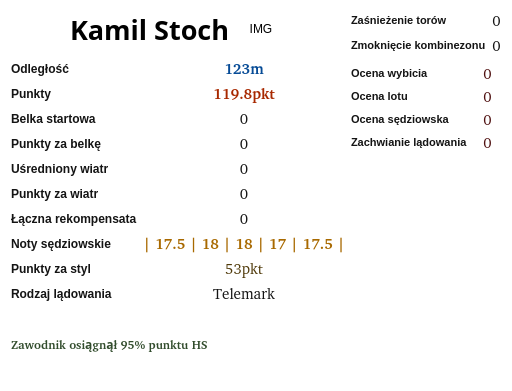
This is source/UI/ResultsShowing/JumpDataDetailedInfoWindow.ui in SiekamCebule/sj-sim as Qt 5 draws it before an edit. The edited form follows.
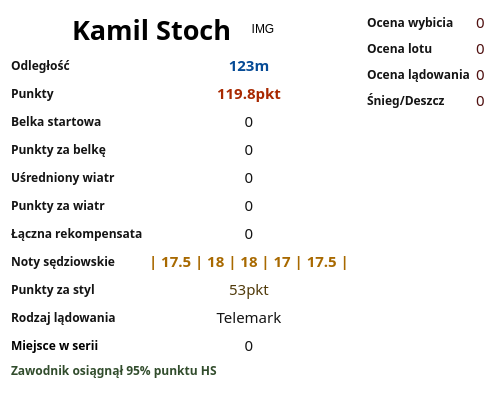
This is the edited form.

What changed in the file:
```diff
--- a/source/UI/ResultsShowing/JumpDataDetailedInfoWindow.ui
+++ b/source/UI/ResultsShowing/JumpDataDetailedInfoWindow.ui
@@ -6,8 +6,8 @@
    <rect>
     <x>0</x>
     <y>0</y>
-    <width>485</width>
-    <height>391</height>
+    <width>496</width>
+    <height>418</height>
    </rect>
   </property>
   <property name="sizePolicy">
@@ -126,6 +126,7 @@
         <widget class="QLabel" name="label_3">
          <property name="font">
           <font>
+           <family>Quicksand</family>
            <pointsize>9</pointsize>
            <bold>true</bold>
           </font>
@@ -142,7 +143,7 @@
         <widget class="QLabel" name="label_distance">
          <property name="font">
           <font>
-           <family>Quicksand [PfEd]</family>
+           <family>Quicksand Medium</family>
            <pointsize>11</pointsize>
            <bold>true</bold>
           </font>
@@ -162,6 +163,7 @@
         <widget class="QLabel" name="label_4">
          <property name="font">
           <font>
+           <family>Quicksand</family>
            <pointsize>9</pointsize>
            <bold>true</bold>
           </font>
@@ -178,7 +180,7 @@
         <widget class="QLabel" name="label_points">
          <property name="font">
           <font>
-           <family>Quicksand [PfEd]</family>
+           <family>Quicksand Medium</family>
            <pointsize>11</pointsize>
            <bold>true</bold>
           </font>
@@ -198,6 +200,7 @@
         <widget class="QLabel" name="label_5">
          <property name="font">
           <font>
+           <family>Quicksand</family>
            <pointsize>9</pointsize>
            <bold>true</bold>
           </font>
@@ -214,7 +217,7 @@
         <widget class="QLabel" name="label_gate">
          <property name="font">
           <font>
-           <family>Quicksand [PfEd]</family>
+           <family>Quicksand Medium</family>
            <pointsize>11</pointsize>
            <bold>false</bold>
           </font>
@@ -234,6 +237,7 @@
         <widget class="QLabel" name="label_6">
          <property name="font">
           <font>
+           <family>Quicksand</family>
            <pointsize>9</pointsize>
            <bold>true</bold>
           </font>
@@ -250,7 +254,7 @@
         <widget class="QLabel" name="label_gatePoints">
          <property name="font">
           <font>
-           <family>Quicksand [PfEd]</family>
+           <family>Quicksand Medium</family>
            <pointsize>11</pointsize>
            <bold>false</bold>
           </font>
@@ -270,6 +274,7 @@
         <widget class="QLabel" name="label_7">
          <property name="font">
           <font>
+           <family>Quicksand</family>
            <pointsize>9</pointsize>
            <bold>true</bold>
           </font>
@@ -286,7 +291,7 @@
         <widget class="QLabel" name="label_averageWind">
          <property name="font">
           <font>
-           <family>Quicksand [PfEd]</family>
+           <family>Quicksand Medium</family>
            <pointsize>11</pointsize>
            <bold>false</bold>
           </font>
@@ -306,6 +311,7 @@
         <widget class="QLabel" name="label_8">
          <property name="font">
           <font>
+           <family>Quicksand</family>
            <pointsize>9</pointsize>
            <bold>true</bold>
           </font>
@@ -322,7 +328,7 @@
         <widget class="QLabel" name="label_windPoints">
          <property name="font">
           <font>
-           <family>Quicksand [PfEd]</family>
+           <family>Quicksand Medium</family>
            <pointsize>11</pointsize>
            <bold>false</bold>
           </font>
@@ -342,6 +348,7 @@
         <widget class="QLabel" name="label_15">
          <property name="font">
           <font>
+           <family>Quicksand</family>
            <pointsize>9</pointsize>
            <bold>true</bold>
           </font>
@@ -358,7 +365,7 @@
         <widget class="QLabel" name="label_totalCompensation">
          <property name="font">
           <font>
-           <family>Quicksand [PfEd]</family>
+           <family>Quicksand Medium</family>
            <pointsize>11</pointsize>
            <bold>false</bold>
           </font>
@@ -378,6 +385,7 @@
         <widget class="QLabel" name="label">
          <property name="font">
           <font>
+           <family>Quicksand</family>
            <pointsize>9</pointsize>
            <bold>true</bold>
           </font>
@@ -394,7 +402,7 @@
         <widget class="QLabel" name="label_judges">
          <property name="font">
           <font>
-           <family>Quicksand [PfEd]</family>
+           <family>Quicksand Medium</family>
            <pointsize>11</pointsize>
            <bold>true</bold>
           </font>
@@ -410,46 +418,11 @@
          </property>
         </widget>
        </item>
-       <item row="9" column="0">
-        <widget class="QLabel" name="label_2">
-         <property name="font">
-          <font>
-           <pointsize>9</pointsize>
-           <bold>true</bold>
-          </font>
-         </property>
-         <property name="styleSheet">
-          <string notr="true">color: rgb(20, 20, 20);</string>
-         </property>
-         <property name="text">
-          <string>Rodzaj lądowania</string>
-         </property>
-        </widget>
-       </item>
-       <item row="9" column="1">
-        <widget class="QLabel" name="label_landingType">
-         <property name="font">
-          <font>
-           <family>Quicksand [PfEd]</family>
-           <pointsize>11</pointsize>
-           <bold>false</bold>
-          </font>
-         </property>
-         <property name="styleSheet">
-          <string notr="true">color: rgb(20, 20, 20);</string>
-         </property>
-         <property name="text">
-          <string>Telemark</string>
-         </property>
-         <property name="alignment">
-          <set>Qt::AlignCenter</set>
-         </property>
-        </widget>
-       </item>
        <item row="8" column="0">
         <widget class="QLabel" name="label_10">
          <property name="font">
           <font>
+           <family>Quicksand</family>
            <pointsize>9</pointsize>
            <bold>true</bold>
           </font>
@@ -466,7 +439,7 @@
         <widget class="QLabel" name="label_judgesPoints">
          <property name="font">
           <font>
-           <family>Quicksand [PfEd]</family>
+           <family>Quicksand Medium</family>
            <pointsize>11</pointsize>
           </font>
          </property>
@@ -481,13 +454,86 @@
          </property>
         </widget>
        </item>
+       <item row="9" column="0">
+        <widget class="QLabel" name="label_landingTypeTitle">
+         <property name="font">
+          <font>
+           <family>Quicksand</family>
+           <pointsize>9</pointsize>
+           <bold>true</bold>
+          </font>
+         </property>
+         <property name="styleSheet">
+          <string notr="true">color: rgb(20, 20, 20);</string>
+         </property>
+         <property name="text">
+          <string>Rodzaj lądowania</string>
+         </property>
+        </widget>
+       </item>
+       <item row="9" column="1">
+        <widget class="QLabel" name="label_landingType">
+         <property name="font">
+          <font>
+           <family>Quicksand Medium</family>
+           <pointsize>11</pointsize>
+           <bold>false</bold>
+          </font>
+         </property>
+         <property name="styleSheet">
+          <string notr="true">color: rgb(20, 20, 20);</string>
+         </property>
+         <property name="text">
+          <string>Telemark</string>
+         </property>
+         <property name="alignment">
+          <set>Qt::AlignCenter</set>
+         </property>
+        </widget>
+       </item>
+       <item row="10" column="0">
+        <widget class="QLabel" name="label_positionInRoundTitle">
+         <property name="font">
+          <font>
+           <family>Quicksand</family>
+           <bold>true</bold>
+          </font>
+         </property>
+         <property name="styleSheet">
+          <string notr="true">color: black;</string>
+         </property>
+         <property name="text">
+          <string>Miejsce w serii</string>
+         </property>
+        </widget>
+       </item>
+       <item row="10" column="1">
+        <widget class="QLabel" name="label_positionInRound">
+         <property name="font">
+          <font>
+           <family>Quicksand Medium</family>
+           <pointsize>11</pointsize>
+           <bold>false</bold>
+          </font>
+         </property>
+         <property name="styleSheet">
+          <string notr="true">color: rgb(20, 20, 20);</string>
+         </property>
+         <property name="text">
+          <string>0</string>
+         </property>
+         <property name="alignment">
+          <set>Qt::AlignCenter</set>
+         </property>
+        </widget>
+       </item>
       </layout>
      </item>
      <item>
       <widget class="QLabel" name="label_beats95HSPercents">
        <property name="font">
         <font>
-         <family>Quicksand Light [PfEd]</family>
+         <family>Quicksand Medium</family>
          <bold>true</bold>
         </font>
        </property>
@@ -506,6 +552,19 @@
        </property>
       </layout>
      </item>
+     <item>
+      <spacer name="verticalSpacer">
+       <property name="orientation">
+        <enum>Qt::Vertical</enum>
+       </property>
+       <property name="sizeHint" stdset="0">
+        <size>
+         <width>20</width>
+         <height>40</height>
+        </size>
+       </property>
+      </spacer>
+     </item>
     </layout>
    </item>
    <item>
@@ -526,110 +585,6 @@
    </item>
    <item>
     <layout class="QVBoxLayout" name="verticalLayout_others">
-     <item>
-      <layout class="QFormLayout" name="formLayout_weatherInfos">
-       <item row="0" column="0">
-        <widget class="QLabel" name="label_12">
-         <property name="font">
-          <font>
-           <pointsize>8</pointsize>
-           <bold>true</bold>
-          </font>
-         </property>
-         <property name="styleSheet">
-          <string>color: rgb(20, 20, 20);</string>
-         </property>
-         <property name="text">
-          <string>Zaśnieżenie torów</string>
-         </property>
-        </widget>
-       </item>
-       <item row="0" column="1">
-        <widget class="QLabel" name="label_inrunSnow">
-         <property name="sizePolicy">
-          <sizepolicy hsizetype="Expanding" vsizetype="Minimum">
-           <horstretch>0</horstretch>
-           <verstretch>0</verstretch>
-          </sizepolicy>
-         </property>
-         <property name="font">
-          <font>
-           <family>Quicksand [PfEd]</family>
-           <pointsize>11</pointsize>
-           <bold>false</bold>
-          </font>
-         </property>
-         <property name="styleSheet">
-          <string notr="true">color: rgb(20, 20, 20);</string>
-         </property>
-         <property name="text">
-          <string>0</string>
-         </property>
-         <property name="alignment">
-          <set>Qt::AlignCenter</set>
-         </property>
-        </widget>
-       </item>
-       <item row="1" column="0">
-        <widget class="QLabel" name="label_14">
-         <property name="font">
-          <font>
-           <pointsize>8</pointsize>
-           <bold>true</bold>
-          </font>
-         </property>
-         <property name="styleSheet">
-          <string>color: rgb(20, 20, 20);</string>
-         </property>
-         <property name="text">
-          <string>Zmoknięcie kombinezonu</string>
-         </property>
-        </widget>
-       </item>
-       <item row="1" column="1">
-        <widget class="QLabel" name="label_suitWet">
-         <property name="sizePolicy">
-          <sizepolicy hsizetype="Expanding" vsizetype="Minimum">
-           <horstretch>0</horstretch>
-           <verstretch>0</verstretch>
-          </sizepolicy>
-         </property>
-         <property name="font">
-          <font>
-           <family>Quicksand [PfEd]</family>
-           <pointsize>11</pointsize>
-           <bold>false</bold>
-          </font>
-         </property>
-         <property name="styleSheet">
-          <string notr="true">color: rgb(20, 20, 20);</string>
-         </property>
-         <property name="text">
-          <string>0</string>
-         </property>
-         <property name="alignment">
-          <set>Qt::AlignCenter</set>
-         </property>
-        </widget>
-       </item>
-      </layout>
-     </item>
-     <item>
-      <spacer name="verticalSpacer">
-       <property name="orientation">
-        <enum>Qt::Vertical</enum>
-       </property>
-       <property name="sizeType">
-        <enum>QSizePolicy::Maximum</enum>
-       </property>
-       <property name="sizeHint" stdset="0">
-        <size>
-         <width>20</width>
-         <height>3</height>
-        </size>
-       </property>
-      </spacer>
-     </item>
      <item>
       <layout class="QFormLayout" name="formLayout_simulationRating">
        <property name="verticalSpacing">
@@ -639,7 +594,8 @@
         <widget class="QLabel" name="label_16">
          <property name="font">
           <font>
-           <pointsize>8</pointsize>
+           <family>Quicksand</family>
+           <pointsize>9</pointsize>
            <bold>true</bold>
           </font>
          </property>
@@ -655,7 +611,8 @@
         <widget class="QLabel" name="label_17">
          <property name="font">
           <font>
-           <pointsize>8</pointsize>
+           <family>Quicksand</family>
+           <pointsize>9</pointsize>
            <bold>true</bold>
           </font>
          </property>
@@ -663,7 +620,7 @@
           <string>color: rgb(20, 20, 20);</string>
          </property>
          <property name="text">
-          <string>Ocena sędziowska</string>
+          <string>Ocena lądowania</string>
          </property>
         </widget>
        </item>
@@ -671,7 +628,8 @@
         <widget class="QLabel" name="label_18">
          <property name="font">
           <font>
-           <pointsize>8</pointsize>
+           <family>Quicksand</family>
+           <pointsize>9</pointsize>
            <bold>true</bold>
           </font>
          </property>
@@ -687,7 +645,7 @@
         <widget class="QLabel" name="label_takeoffRating">
          <property name="font">
           <font>
-           <family>Quicksand [PfEd]</family>
+           <family>Quicksand Medium</family>
            <pointsize>11</pointsize>
            <bold>false</bold>
           </font>
@@ -707,7 +665,7 @@
         <widget class="QLabel" name="label_flightRating">
          <property name="font">
           <font>
-           <family>Quicksand [PfEd]</family>
+           <family>Quicksand Medium</family>
            <pointsize>11</pointsize>
            <bold>false</bold>
           </font>
@@ -727,7 +685,7 @@
         <widget class="QLabel" name="label_judgesRating">
          <property name="font">
           <font>
-           <family>Quicksand [PfEd]</family>
+           <family>Quicksand Medium</family>
            <pointsize>11</pointsize>
            <bold>false</bold>
           </font>
@@ -747,7 +705,8 @@
         <widget class="QLabel" name="label_19">
          <property name="font">
           <font>
-           <pointsize>8</pointsize>
+           <family>Quicksand</family>
+           <pointsize>9</pointsize>
            <bold>true</bold>
           </font>
          </property>
@@ -755,7 +714,7 @@
           <string>color: rgb(20, 20, 20);</string>
          </property>
          <property name="text">
-          <string>Zachwianie lądowania</string>
+          <string>Śnieg/Deszcz</string>
          </property>
         </widget>
        </item>
@@ -763,7 +722,7 @@
         <widget class="QLabel" name="label_landingInstability">
          <property name="font">
           <font>
-           <family>Quicksand [PfEd]</family>
+           <family>Quicksand Medium</family>
            <pointsize>11</pointsize>
            <bold>false</bold>
           </font>
```
Left out of the diff: 30 changed lines with no effect on the pictures.
